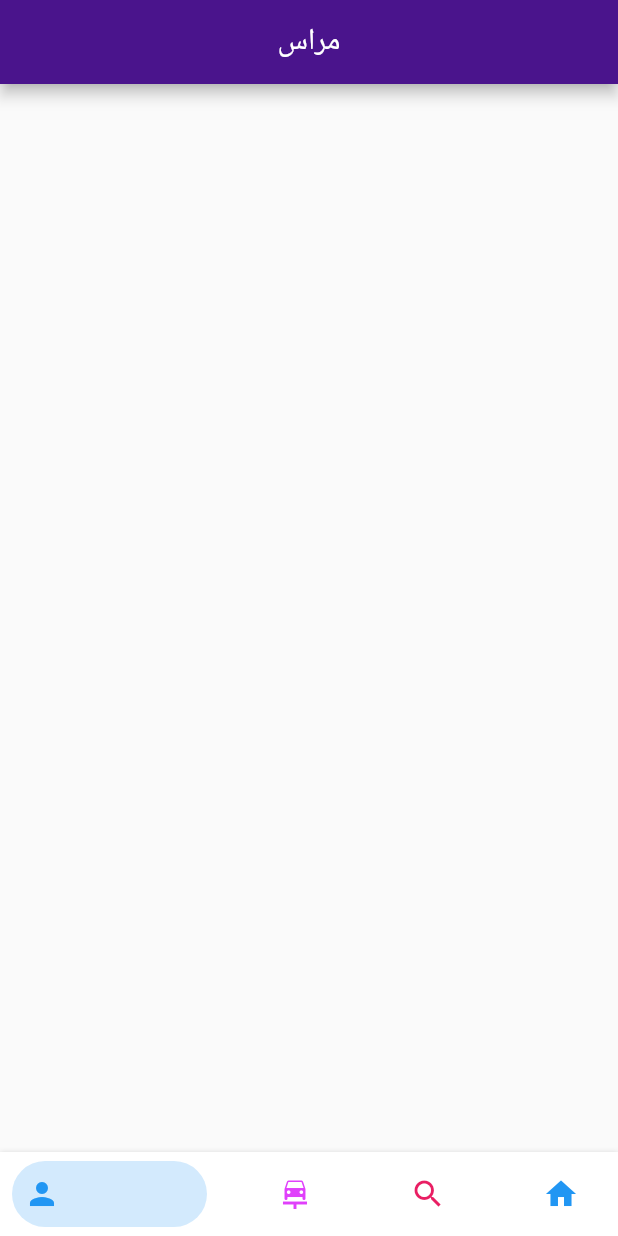
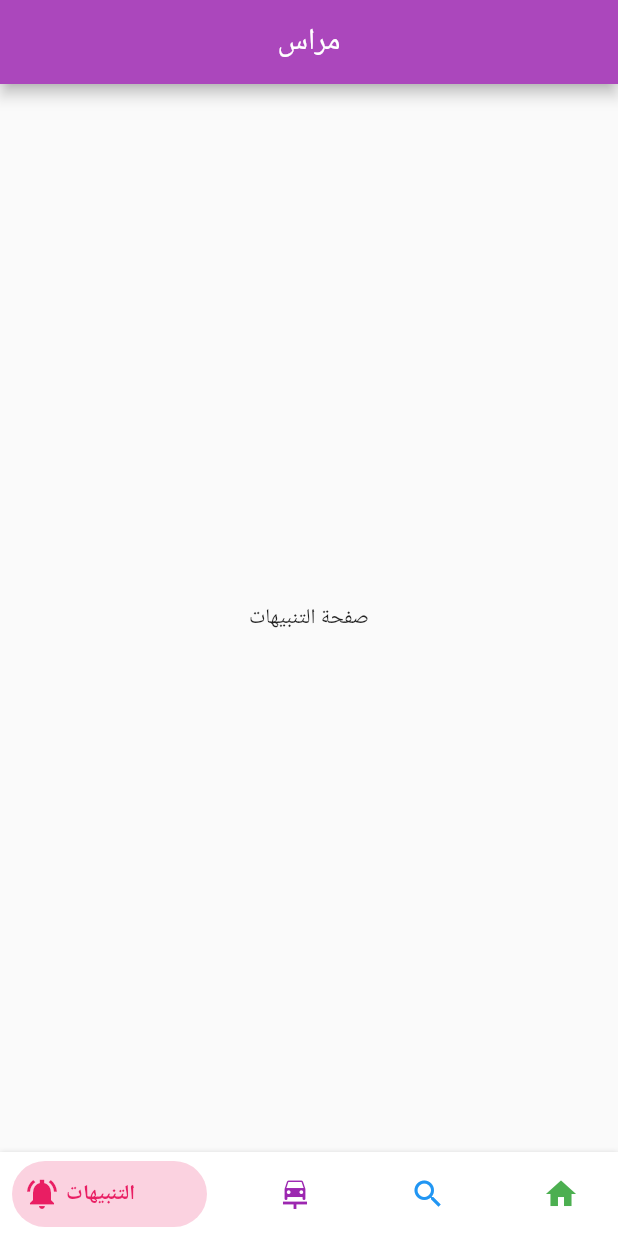
Before and after one commit to Noura-alhoshan/Meras, a Flutter app: the screen it shows after launch, on a phone screen of 412 x 824 dp. Run offline on Flutter 3.47's test engine with Material 2 defaults, Android fonts, the phone set to English and light mode, and no system bars; drawn by our look-alikes of bottom_navy_bar.

Commit message:
Trainee Navigation Bar

```diff
--- a/lib/TRcategory.dart
+++ b/lib/TRcategory.dart
@@ -1,5 +1,10 @@
 import 'package:bottom_navy_bar/bottom_navy_bar.dart';
 import 'package:flutter/material.dart';
+import 'package:meras_sprint1/TRpages/TRhome.dart';
+
+import 'TRpages/TRexplore.dart';
+import 'TRpages/TRlessons.dart';
+import 'TRpages/TRnotification.dart';
 
 class TRcategory extends StatefulWidget {
   @override
@@ -12,9 +17,17 @@ class _State extends State<TRcategory> {
   Widget build(BuildContext context) {
     return Scaffold(
       appBar: AppBar(
-          backgroundColor: Colors.purple[900],
+          backgroundColor: Colors.purple[400],
           title: Center(child: Text('مراس'))),
-      body: Center(child: Text('')),
+      body: selectedIndex == 0
+          ? TRnotification()
+          : selectedIndex == 1
+              ? TRlessons()
+              : selectedIndex == 2
+                  ? TRexplore()
+                  : selectedIndex == 3
+                      ? TRhome()
+                      : TRhome(),
       bottomNavigationBar: BottomNavyBar(
         selectedIndex: selectedIndex,
         showElevation: true, // use this to remove appBar's elevation
@@ -25,22 +38,21 @@ class _State extends State<TRcategory> {
         },
         items: [
           BottomNavyBarItem(
-            icon: Icon(Icons.person),
-            title: Text(''),
-            activeColor: Colors.blue,
-          ),
+              icon: Icon(Icons.notifications_active_sharp),
+              title: Text('التنبيهات'),
+              activeColor: Colors.pink),
           BottomNavyBarItem(
               icon: Icon(Icons.car_repair),
-              title: Text(''),
-              activeColor: Colors.purpleAccent),
+              title: Text('الدروس'),
+              activeColor: Colors.purple),
           BottomNavyBarItem(
               icon: Icon(Icons.search),
-              title: Text(''),
-              activeColor: Colors.pink),
+              title: Text('المدربين'),
+              activeColor: Colors.blue),
           BottomNavyBarItem(
               icon: Icon(Icons.home),
-              title: Text(''),
-              activeColor: Colors.blue),
+              title: Text('الرئيسية'),
+              activeColor: Colors.green),
         ],
       ),
     );
--- /dev/null
+++ b/lib/TRpages/TRnotification.dart
@@ -0,0 +1,10 @@
+import 'package:flutter/material.dart';
+
+class TRnotification extends StatelessWidget {
+  @override
+  Widget build(BuildContext context) {
+    return Center(
+      child: Text('صفحة التنبيهات'),
+    );
+  }
+}
```
Also changed, not shown: lib/TRpages/TRexplore.dart (added, +10 -0 lines), lib/TRpages/TRhome.dart (added, +10 -0 lines), lib/TRpages/TRlessons.dart (added, +10 -0 lines), pubspec.yaml (+7 -0 lines).
